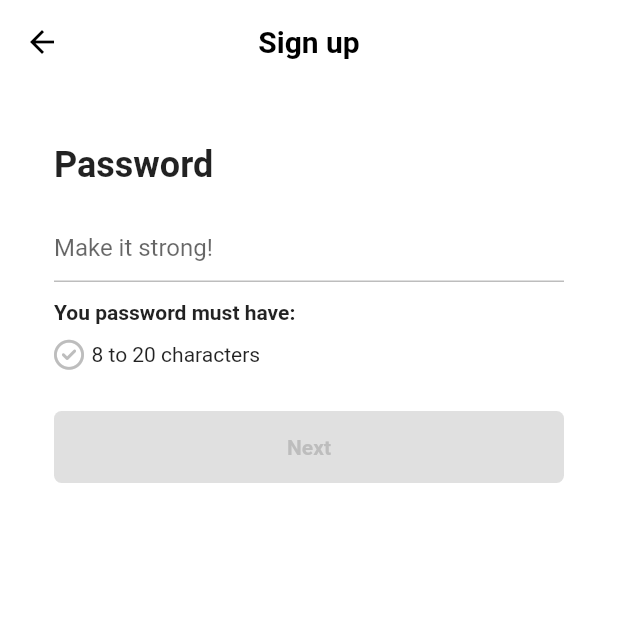
After one commit to ghrms80/tiktok_clone_re0, a Flutter app: the PasswordScreen screen opened directly, on a phone screen of 412 x 824 dp, the top half of it. The commit adds this screen. Run offline on Flutter 3.47's test engine with Material 2 defaults, Android fonts, the phone set to English and light mode, and no system bars; our stand-ins replace font_awesome_flutter.

Commit message:
4.7 Password Screen

```diff
--- /dev/null
+++ b/lib/features/authentication/password_screen.dart
@@ -0,0 +1,167 @@
+import 'package:flutter/material.dart';
+import 'package:font_awesome_flutter/font_awesome_flutter.dart';
+import 'package:tiktoc_clne_re0/constant/gaps.dart';
+import 'package:tiktoc_clne_re0/features/authentication/birthday_screen.dart';
+import 'package:tiktoc_clne_re0/features/authentication/widgets/form_button.dart';
+
+class PasswordScreen extends StatefulWidget {
+  const PasswordScreen({super.key});
+
+  @override
+  State<PasswordScreen> createState() => _PasswordScreenState();
+}
+
+class _PasswordScreenState extends State<PasswordScreen> {
+  final TextEditingController _passwordController = TextEditingController();
+  String _password = "";
+  bool _obscureText = false;
+
+  @override
+  void initState() {
+    super.initState();
+
+    _passwordController.addListener(() {
+      setState(() {
+        _password = _passwordController.text;
+      });
+    });
+  }
+
+  @override
+  void dispose() {
+    _passwordController.dispose();
+    super.dispose();
+  }
+
+  bool _isPasswordValid() {
+    return _password.isNotEmpty && _password.length > 8;
+  }
+
+  void _onScaffoldTap() {
+    FocusScope.of(context).unfocus();
+  }
+
+  void _onSubmit() {
+    if (!_isPasswordValid()) return;
+    Navigator.of(context).push(
+      MaterialPageRoute(
+        builder: (context) => const BirthdayScreen(),
+      ),
+    );
+  }
+
+  void _onClearTap() {
+    _passwordController.clear();
+  }
+
+  void _toggleObscureText() {
+    _obscureText = !_obscureText;
+    setState(() {});
+  }
+
+  @override
+  Widget build(BuildContext context) {
+    return GestureDetector(
+      onTap: _onScaffoldTap,
+      child: Scaffold(
+        appBar: AppBar(
+          title: const Text(
+            "Sign up",
+          ),
+          centerTitle: true,
+        ),
+        body: Padding(
+          padding: const EdgeInsets.symmetric(
+            horizontal: 36,
+          ),
+          child: Column(
+            crossAxisAlignment: CrossAxisAlignment.start,
+            children: [
+              Gaps.v40,
+              const Text(
+                "Password",
+                style: TextStyle(
+                  fontSize: 24,
+                  fontWeight: FontWeight.w700,
+                ),
+              ),
+              Gaps.v16,
+              TextField(
+                controller: _passwordController,
+                onEditingComplete: _onSubmit,
+                obscureText: _obscureText,
+                autocorrect: false,
+                decoration: InputDecoration(
+                  suffix: Row(
+                    mainAxisSize: MainAxisSize.min,
+                    children: [
+                      GestureDetector(
+                        onTap: _onClearTap,
+                        child: FaIcon(
+                          FontAwesomeIcons.solidCircleXmark,
+                          color: Colors.grey.shade500,
+                          size: 20,
+                        ),
+                      ),
+                      Gaps.h16,
+                      GestureDetector(
+                        onTap: _toggleObscureText,
+                        child: FaIcon(
+                          _obscureText
+                              ? FontAwesomeIcons.eye
+                              : FontAwesomeIcons.eyeSlash,
+                          color: Colors.grey.shade500,
+                          size: 20,
+                        ),
+                      ),
+                    ],
+                  ),
+                  hintText: "Make it strong!",
+                  enabledBorder: UnderlineInputBorder(
+                    borderSide: BorderSide(
+                      color: Colors.grey.shade400,
+                    ),
+                  ),
+                  focusedBorder: UnderlineInputBorder(
+                    borderSide: BorderSide(
+                      color: Colors.grey.shade400,
+                    ),
+                  ),
+                ),
+                cursorColor: Theme.of(context).primaryColor,
+              ),
+              Gaps.v12,
+              const Text(
+                "You password must have:",
+                style: TextStyle(
+                  fontWeight: FontWeight.bold,
+                ),
+              ),
+              Gaps.v10,
+              Row(
+                children: [
+                  FaIcon(
+                    FontAwesomeIcons.circleCheck,
+                    size: 20,
+                    color: _isPasswordValid()
+                        ? Colors.green
+                        : Colors.grey.shade400,
+                  ),
+                  Gaps.h5,
+                  const Text('8 to 20 characters')
+                ],
+              ),
+              Gaps.v28,
+              GestureDetector(
+                onTap: _onSubmit,
+                child: FormButton(
+                  disabled: !_isPasswordValid(),
+                ),
+              ),
+            ],
+          ),
+        ),
+      ),
+    );
+  }
+}
--- /dev/null
+++ b/lib/features/authentication/widgets/form_button.dart
@@ -0,0 +1,37 @@
+import 'package:flutter/material.dart';
+
+class FormButton extends StatelessWidget {
+  const FormButton({
+    super.key,
+    required this.disabled,
+  });
+
+  final bool disabled;
+
+  @override
+  Widget build(BuildContext context) {
+    return FractionallySizedBox(
+      widthFactor: 1,
+      child: AnimatedContainer(
+        padding: const EdgeInsets.symmetric(vertical: 16),
+        decoration: BoxDecoration(
+          borderRadius: BorderRadius.circular(5),
+          color:
+              disabled ? Colors.grey.shade300 : Theme.of(context).primaryColor,
+        ),
+        duration: const Duration(milliseconds: 500),
+        child: AnimatedDefaultTextStyle(
+          duration: const Duration(milliseconds: 500),
+          style: TextStyle(
+            color: disabled ? Colors.grey.shade400 : Colors.white,
+            fontWeight: FontWeight.bold,
+          ),
+          child: const Text(
+            'Next',
+            textAlign: TextAlign.center,
+          ),
+        ),
+      ),
+    );
+  }
+}
```
Also changed, not shown: lib/features/authentication/birthday_screen.dart (added, +11 -0 lines), lib/features/authentication/email_screen.dart (added, +118 -0 lines), lib/features/authentication/username_screen.dart (+20 -24 lines).
